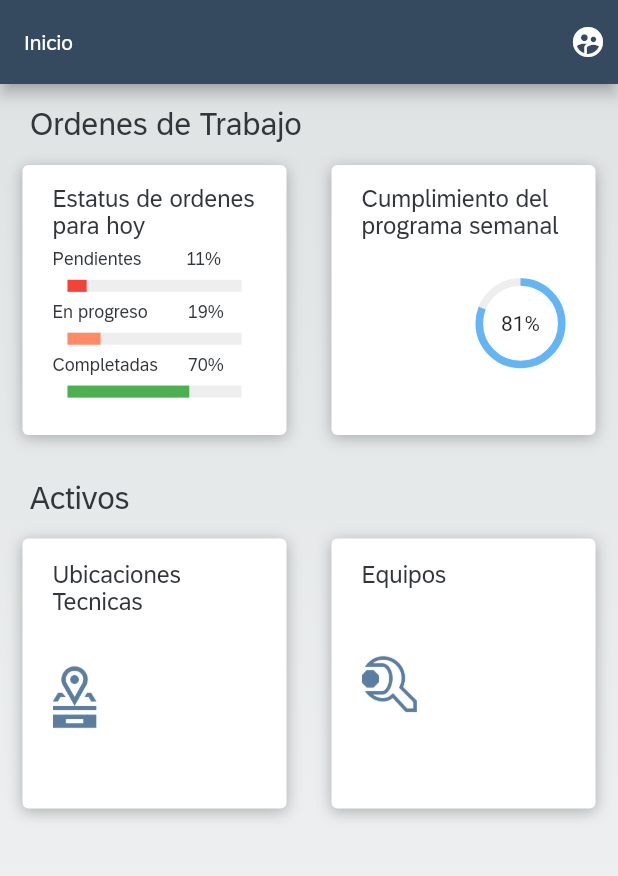
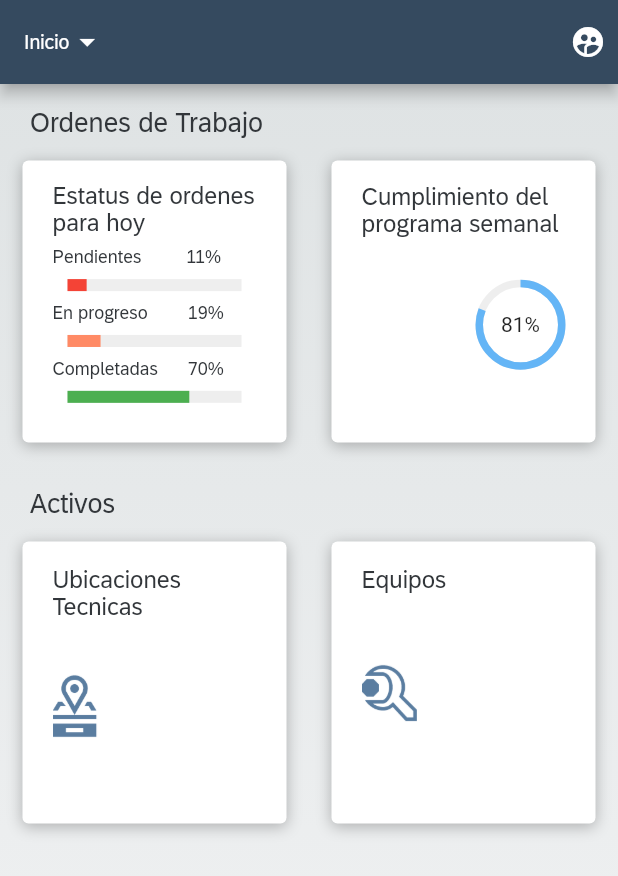
Before and after one commit to MeloGon/PMDigital, a Flutter app: the MenuPage screen opened by its route, on a phone screen of 412 x 824 dp. Shown: the top 876 px of the screen. Run offline on Flutter 3.47's test engine with Material 2 defaults, Android fonts, the phone set to English and light mode, and no system bars; drawn by our look-alikes of percent_indicator.

Commit message:
refactorizacion pendiente

```diff
--- a/lib/src/pages/menu_page.dart
+++ b/lib/src/pages/menu_page.dart
@@ -16,7 +16,7 @@ class _MenuPageState extends State<MenuPage> {
   Color _appBarColor = Color(0xff354A5F);
   // Color _subtitleColor = Color(0xff6A6D70);
   TextStyle _titleStyle = TextStyle(
-      fontSize: 21.0,
+      fontSize: 18.0,
       fontFamily: 'fuente72',
       color: Color(0xff32363A),
       fontWeight: FontWeight.normal);
@@ -41,8 +41,54 @@ class _MenuPageState extends State<MenuPage> {
         child: Scaffold(
             appBar: AppBar(
               automaticallyImplyLeading: false,
-              title: Text('Inicio',
-                  style: TextStyle(fontFamily: 'fuente72', fontSize: 14.0)),
+              title: PopupMenuButton<String>(
+                child: Row(
+                  children: <Widget>[
+                    Text(
+                      'Inicio',
+                      style: TextStyle(fontFamily: 'fuente72', fontSize: 13.0),
+                    ),
+                    Icon(Icons.arrow_drop_down)
+                  ],
+                ),
+                itemBuilder: (BuildContext context) => <PopupMenuEntry<String>>[
+                  PopupMenuItem<String>(
+                    value: "perfil",
+                    child: Text(
+                      "Estatus de ordenes para hoy",
+                      style: TextStyle(fontFamily: 'fuente72', fontSize: 13.0),
+                    ),
+                  ),
+                  PopupMenuItem<String>(
+                    value: "cerrar_sesion",
+                    child: Text(
+                      "Cumplimiento del programa semanal",
+                      style: TextStyle(fontFamily: 'fuente72', fontSize: 13.0),
+                    ),
+                  ),
+                  PopupMenuItem<String>(
+                    value: "cerrar_sesion",
+                    child: Text(
+                      "Ubicaciones Tecnicas",
+                      style: TextStyle(fontFamily: 'fuente72', fontSize: 13.0),
+                    ),
+                  ),
+                  PopupMenuItem<String>(
+                    value: "cerrar_sesion",
+                    child: Text(
+                      "Equipos",
+                      style: TextStyle(fontFamily: 'fuente72', fontSize: 13.0),
+                    ),
+                  ),
+                ],
+                /* onSelected: (value) {
+                  if (value == "cerrar_sesion") {
+                    print('Menu');
+                  }
+                },*/
+              ),
+              //title: Text('Inicio',
+              //style: TextStyle(fontFamily: 'fuente72', fontSize: 14.0)),
               backgroundColor: _appBarColor,
               centerTitle: false,
               actions: [
--- a/lib/src/pages/ordenes_page.dart
+++ b/lib/src/pages/ordenes_page.dart
@@ -95,7 +95,7 @@ class _OrdenesPageState extends State<OrdenesPage> {
         ),
         floating: true,
         pinned: true,
-        collapsedHeight: 100,
+        //collapsedHeight: 100.0,
         flexibleSpace: Stack(
           children: [
             Container(
--- a/lib/src/widgets/roundbt_widget.dart
+++ b/lib/src/widgets/roundbt_widget.dart
@@ -38,7 +38,7 @@ class _RoundButtonWidgetState extends State<RoundButtonWidget> {
       },
       child: ClipRect(
         child: Container(
-          height: 180.0,
+          height: 188.0,
           margin: EdgeInsets.all(15.0),
           decoration: BoxDecoration(
             color: Colors.white,
```
Also changed, not shown: pubspec.lock.
